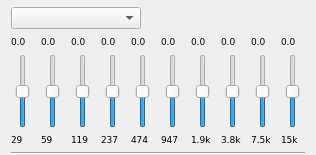
The window that branches/sayonara-515/GUI/equalizer/GUI_Equalizer.ui (shahid334/sayonara-player) describes before a commit, drawn with Qt 5.
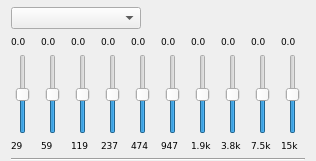
The same window after the commit. Custom widgets are drawn as their Qt base class.

Patch:
```diff
--- a/branches/sayonara-515/GUI/equalizer/GUI_Equalizer.ui
+++ b/branches/sayonara-515/GUI/equalizer/GUI_Equalizer.ui
@@ -7,9 +7,15 @@
     <x>0</x>
     <y>0</y>
     <width>312</width>
-    <height>155</height>
+    <height>161</height>
    </rect>
   </property>
+  <property name="minimumSize">
+   <size>
+    <width>0</width>
+    <height>161</height>
+   </size>
+  </property>
   <property name="windowTitle">
    <string>Form</string>
   </property>
```
